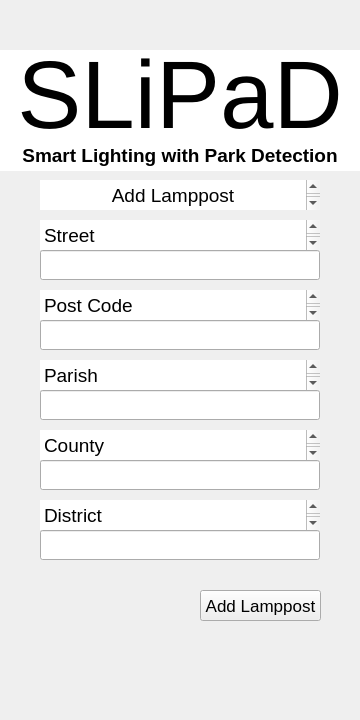
ESRGgroup9/slipad, file remoteSystem/app/slipad/addLamp.ui: the form before one commit.
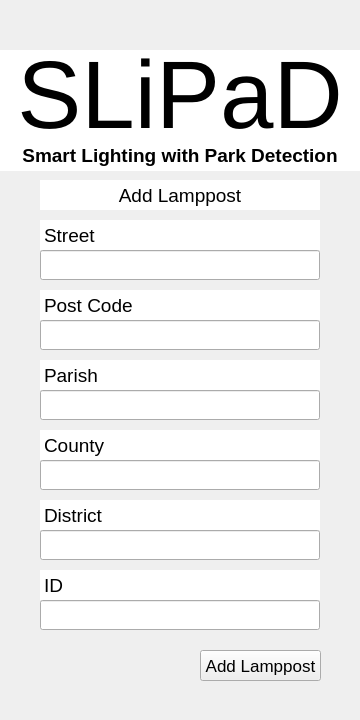
The form after the commit. Icons and pictures are not drawn.

What changed in the file:
```diff
--- a/remoteSystem/app/slipad/addLamp.ui
+++ b/remoteSystem/app/slipad/addLamp.ui
@@ -1812,6 +1812,9 @@
     <property name="frameShape">
      <enum>QFrame::NoFrame</enum>
     </property>
+    <property name="verticalScrollBarPolicy">
+     <enum>Qt::ScrollBarAlwaysOff</enum>
+    </property>
     <property name="html">
      <string>&lt;!DOCTYPE HTML PUBLIC &quot;-//W3C//DTD HTML 4.0//EN&quot; &quot;http://www.w3.org/TR/REC-html40/strict.dtd&quot;&gt;
 &lt;html&gt;&lt;head&gt;&lt;meta name=&quot;qrichtext&quot; content=&quot;1&quot; /&gt;&lt;meta charset=&quot;utf-8&quot; /&gt;&lt;style type=&quot;text/css&quot;&gt;
@@ -2418,6 +2421,9 @@
     <property name="frameShape">
      <enum>QFrame::NoFrame</enum>
     </property>
+    <property name="verticalScrollBarPolicy">
+     <enum>Qt::ScrollBarAlwaysOff</enum>
+    </property>
     <property name="html">
      <string>&lt;!DOCTYPE HTML PUBLIC &quot;-//W3C//DTD HTML 4.0//EN&quot; &quot;http://www.w3.org/TR/REC-html40/strict.dtd&quot;&gt;
 &lt;html&gt;&lt;head&gt;&lt;meta name=&quot;qrichtext&quot; content=&quot;1&quot; /&gt;&lt;meta charset=&quot;utf-8&quot; /&gt;&lt;style type=&quot;text/css&quot;&gt;
@@ -2469,7 +2475,7 @@
     <property name="geometry">
      <rect>
       <x>200</x>
-      <y>590</y>
+      <y>650</y>
       <width>121</width>
       <height>31</height>
      </rect>
@@ -3704,6 +3710,9 @@
     <property name="frameShape">
      <enum>QFrame::NoFrame</enum>
     </property>
+    <property name="verticalScrollBarPolicy">
+     <enum>Qt::ScrollBarAlwaysOff</enum>
+    </property>
     <property name="html">
      <string>&lt;!DOCTYPE HTML PUBLIC &quot;-//W3C//DTD HTML 4.0//EN&quot; &quot;http://www.w3.org/TR/REC-html40/strict.dtd&quot;&gt;
 &lt;html&gt;&lt;head&gt;&lt;meta name=&quot;qrichtext&quot; content=&quot;1&quot; /&gt;&lt;meta charset=&quot;utf-8&quot; /&gt;&lt;style type=&quot;text/css&quot;&gt;
@@ -4310,6 +4319,9 @@
     <property name="frameShape">
      <enum>QFrame::NoFrame</enum>
     </property>
+    <property name="verticalScrollBarPolicy">
+     <enum>Qt::ScrollBarAlwaysOff</enum>
+    </property>
     <property name="html">
      <string>&lt;!DOCTYPE HTML PUBLIC &quot;-//W3C//DTD HTML 4.0//EN&quot; &quot;http://www.w3.org/TR/REC-html40/strict.dtd&quot;&gt;
 &lt;html&gt;&lt;head&gt;&lt;meta name=&quot;qrichtext&quot; content=&quot;1&quot; /&gt;&lt;meta charset=&quot;utf-8&quot; /&gt;&lt;style type=&quot;text/css&quot;&gt;
@@ -4952,6 +4964,9 @@
     <property name="frameShape">
      <enum>QFrame::NoFrame</enum>
     </property>
+    <property name="verticalScrollBarPolicy">
+     <enum>Qt::ScrollBarAlwaysOff</enum>
+    </property>
     <property name="html">
      <string>&lt;!DOCTYPE HTML PUBLIC &quot;-//W3C//DTD HTML 4.0//EN&quot; &quot;http://www.w3.org/TR/REC-html40/strict.dtd&quot;&gt;
 &lt;html&gt;&lt;head&gt;&lt;meta name=&quot;qrichtext&quot; content=&quot;1&quot; /&gt;&lt;meta charset=&quot;utf-8&quot; /&gt;&lt;style type=&quot;text/css&quot;&gt;
@@ -5558,6 +5573,9 @@
     <property name="frameShape">
      <enum>QFrame::NoFrame</enum>
     </property>
+    <property name="verticalScrollBarPolicy">
+     <enum>Qt::ScrollBarAlwaysOff</enum>
+    </property>
     <property name="html">
      <string>&lt;!DOCTYPE HTML PUBLIC &quot;-//W3C//DTD HTML 4.0//EN&quot; &quot;http://www.w3.org/TR/REC-html40/strict.dtd&quot;&gt;
 &lt;html&gt;&lt;head&gt;&lt;meta name=&quot;qrichtext&quot; content=&quot;1&quot; /&gt;&lt;meta charset=&quot;utf-8&quot; /&gt;&lt;style type=&quot;text/css&quot;&gt;
@@ -5569,6 +5587,633 @@
      <set>Qt::LinksAccessibleByKeyboard|Qt::LinksAccessibleByMouse</set>
     </property>
    </widget>
+   <widget class="QTextBrowser" name="id_txt">
+    <property name="geometry">
+     <rect>
+      <x>40</x>
+      <y>570</y>
+      <width>280</width>
+      <height>30</height>
+     </rect>
+    </property>
+    <property name="palette">
+     <palette>
+      <active>
+       <colorrole role="WindowText">
+        <brush brushstyle="SolidPattern">
+         <color alpha="255">
+          <red>0</red>
+          <green>0</green>
+          <blue>0</blue>
+         </color>
+        </brush>
+       </colorrole>
+       <colorrole role="Button">
+        <brush brushstyle="SolidPattern">
+         <color alpha="255">
+          <red>239</red>
+          <green>239</green>
+          <blue>239</blue>
+         </color>
+        </brush>
+       </colorrole>
+       <colorrole role="Light">
+        <brush brushstyle="SolidPattern">
+         <color alpha="255">
+          <red>255</red>
+          <green>255</green>
+          <blue>255</blue>
+         </color>
+        </brush>
+       </colorrole>
+       <colorrole role="Midlight">
+        <brush brushstyle="SolidPattern">
+         <color alpha="255">
+          <red>202</red>
+          <green>202</green>
+          <blue>202</blue>
+         </color>
+        </brush>
+       </colorrole>
+       <colorrole role="Dark">
+        <brush brushstyle="SolidPattern">
+         <color alpha="255">
+          <red>159</red>
+          <green>159</green>
+          <blue>159</blue>
+         </color>
+        </brush>
+       </colorrole>
+       <colorrole role="Mid">
+        <brush brushstyle="SolidPattern">
+         <color alpha="255">
+          <red>184</red>
+          <green>184</green>
+          <blue>184</blue>
+         </color>
+        </brush>
+       </colorrole>
+       <colorrole role="Text">
+        <brush brushstyle="SolidPattern">
+         <color alpha="255">
+          <red>0</red>
+          <green>0</green>
+          <blue>0</blue>
+         </color>
+        </brush>
+       </colorrole>
+       <colorrole role="BrightText">
+        <brush brushstyle="SolidPattern">
+         <color alpha="255">
+          <red>255</red>
+          <green>255</green>
+          <blue>255</blue>
+         </color>
+        </brush>
+       </colorrole>
+       <colorrole role="ButtonText">
+        <brush brushstyle="SolidPattern">
+         <color alpha="255">
+          <red>0</red>
+          <green>0</green>
+          <blue>0</blue>
+         </color>
+        </brush>
+       </colorrole>
+       <colorrole role="Base">
+        <brush brushstyle="SolidPattern">
+         <color alpha="255">
+          <red>255</red>
+          <green>255</green>
+          <blue>255</blue>
+         </color>
+        </brush>
+       </colorrole>
+       <colorrole role="Window">
+        <brush brushstyle="SolidPattern">
+         <color alpha="255">
+          <red>255</red>
+          <green>255</green>
+          <blue>255</blue>
+         </color>
+        </brush>
+       </colorrole>
+       <colorrole role="Shadow">
+        <brush brushstyle="SolidPattern">
+         <color alpha="255">
+          <red>118</red>
+          <green>118</green>
+          <blue>118</blue>
+         </color>
+        </brush>
+       </colorrole>
+       <colorrole role="Highlight">
+        <brush brushstyle="SolidPattern">
+         <color alpha="255">
+          <red>48</red>
+          <green>140</green>
+          <blue>198</blue>
+         </color>
+        </brush>
+       </colorrole>
+       <colorrole role="HighlightedText">
+        <brush brushstyle="SolidPattern">
+         <color alpha="255">
+          <red>255</red>
+          <green>255</green>
+          <blue>255</blue>
+         </color>
+        </brush>
+       </colorrole>
+       <colorrole role="Link">
+        <brush brushstyle="SolidPattern">
+         <color alpha="255">
+          <red>0</red>
+          <green>0</green>
+          <blue>255</blue>
+         </color>
+        </brush>
+       </colorrole>
+       <colorrole role="LinkVisited">
+        <brush brushstyle="SolidPattern">
+         <color alpha="255">
+          <red>255</red>
+          <green>0</green>
+          <blue>255</blue>
+         </color>
+        </brush>
+       </colorrole>
+       <colorrole role="AlternateBase">
+        <brush brushstyle="SolidPattern">
+         <color alpha="255">
+          <red>247</red>
+          <green>247</green>
+          <blue>247</blue>
+         </color>
+        </brush>
+       </colorrole>
+       <colorrole role="NoRole">
+        <brush brushstyle="NoBrush">
+         <color alpha="255">
+          <red>0</red>
+          <green>0</green>
+          <blue>0</blue>
+         </color>
+        </brush>
+       </colorrole>
+       <colorrole role="ToolTipBase">
+        <brush brushstyle="SolidPattern">
+         <color alpha="255">
+          <red>255</red>
+          <green>255</green>
+          <blue>220</blue>
+         </color>
+        </brush>
+       </colorrole>
+       <colorrole role="ToolTipText">
+        <brush brushstyle="SolidPattern">
+         <color alpha="255">
+          <red>0</red>
+          <green>0</green>
+          <blue>0</blue>
+         </color>
+        </brush>
+       </colorrole>
+       <colorrole role="PlaceholderText">
+        <brush brushstyle="SolidPattern">
+         <color alpha="128">
+          <red>0</red>
+          <green>0</green>
+          <blue>0</blue>
+         </color>
+        </brush>
+       </colorrole>
+      </active>
+      <inactive>
+       <colorrole role="WindowText">
+        <brush brushstyle="SolidPattern">
+         <color alpha="255">
+          <red>0</red>
+          <green>0</green>
+          <blue>0</blue>
+         </color>
+        </brush>
+       </colorrole>
+       <colorrole role="Button">
+        <brush brushstyle="SolidPattern">
+         <color alpha="255">
+          <red>239</red>
+          <green>239</green>
+          <blue>239</blue>
+         </color>
+        </brush>
+       </colorrole>
+       <colorrole role="Light">
+        <brush brushstyle="SolidPattern">
+         <color alpha="255">
+          <red>255</red>
+          <green>255</green>
+          <blue>255</blue>
+         </color>
+        </brush>
+       </colorrole>
+       <colorrole role="Midlight">
+        <brush brushstyle="SolidPattern">
+         <color alpha="255">
+          <red>202</red>
+          <green>202</green>
+          <blue>202</blue>
+         </color>
+        </brush>
+       </colorrole>
+       <colorrole role="Dark">
+        <brush brushstyle="SolidPattern">
+         <color alpha="255">
+          <red>159</red>
+          <green>159</green>
+          <blue>159</blue>
+         </color>
+        </brush>
+       </colorrole>
+       <colorrole role="Mid">
+        <brush brushstyle="SolidPattern">
+         <color alpha="255">
+          <red>184</red>
+          <green>184</green>
+          <blue>184</blue>
+         </color>
+        </brush>
+       </colorrole>
+       <colorrole role="Text">
+        <brush brushstyle="SolidPattern">
+         <color alpha="255">
+          <red>0</red>
+          <green>0</green>
+          <blue>0</blue>
+         </color>
+        </brush>
+       </colorrole>
+       <colorrole role="BrightText">
+        <brush brushstyle="SolidPattern">
+         <color alpha="255">
+          <red>255</red>
+          <green>255</green>
+          <blue>255</blue>
+         </color>
+        </brush>
+       </colorrole>
+       <colorrole role="ButtonText">
+        <brush brushstyle="SolidPattern">
+         <color alpha="255">
+          <red>0</red>
+          <green>0</green>
+          <blue>0</blue>
+         </color>
+        </brush>
+       </colorrole>
+       <colorrole role="Base">
+        <brush brushstyle="SolidPattern">
+         <color alpha="255">
+          <red>255</red>
+          <green>255</green>
+          <blue>255</blue>
+         </color>
+        </brush>
+       </colorrole>
+       <colorrole role="Window">
+        <brush brushstyle="SolidPattern">
+         <color alpha="255">
+          <red>239</red>
+          <green>239</green>
+          <blue>239</blue>
+         </color>
+        </brush>
+       </colorrole>
+       <colorrole role="Shadow">
+        <brush brushstyle="SolidPattern">
+         <color alpha="255">
+          <red>118</red>
+          <green>118</green>
+          <blue>118</blue>
+         </color>
+        </brush>
+       </colorrole>
+       <colorrole role="Highlight">
+        <brush brushstyle="SolidPattern">
+         <color alpha="255">
+          <red>48</red>
+          <green>140</green>
+          <blue>198</blue>
+         </color>
+        </brush>
+       </colorrole>
+       <colorrole role="HighlightedText">
+        <brush brushstyle="SolidPattern">
+         <color alpha="255">
+          <red>255</red>
+          <green>255</green>
+          <blue>255</blue>
+         </color>
+        </brush>
+       </colorrole>
+       <colorrole role="Link">
+        <brush brushstyle="SolidPattern">
+         <color alpha="255">
+          <red>0</red>
+          <green>0</green>
+          <blue>255</blue>
+         </color>
+        </brush>
+       </colorrole>
+       <colorrole role="LinkVisited">
+        <brush brushstyle="SolidPattern">
+         <color alpha="255">
+          <red>255</red>
+          <green>0</green>
+          <blue>255</blue>
+         </color>
+        </brush>
+       </colorrole>
+       <colorrole role="AlternateBase">
+        <brush brushstyle="SolidPattern">
+         <color alpha="255">
+          <red>247</red>
+          <green>247</green>
+          <blue>247</blue>
+         </color>
+        </brush>
+       </colorrole>
+       <colorrole role="NoRole">
+        <brush brushstyle="NoBrush">
+         <color alpha="255">
+          <red>0</red>
+          <green>0</green>
+          <blue>0</blue>
+         </color>
+        </brush>
+       </colorrole>
+       <colorrole role="ToolTipBase">
+        <brush brushstyle="SolidPattern">
+         <color alpha="255">
+          <red>255</red>
+          <green>255</green>
+          <blue>220</blue>
+         </color>
+        </brush>
+       </colorrole>
+       <colorrole role="ToolTipText">
+        <brush brushstyle="SolidPattern">
+         <color alpha="255">
+          <red>0</red>
+          <green>0</green>
+          <blue>0</blue>
+         </color>
+        </brush>
+       </colorrole>
+       <colorrole role="PlaceholderText">
+        <brush brushstyle="SolidPattern">
+         <color alpha="128">
+          <red>0</red>
+          <green>0</green>
+          <blue>0</blue>
+         </color>
+        </brush>
+       </colorrole>
+      </inactive>
+      <disabled>
+       <colorrole role="WindowText">
+        <brush brushstyle="SolidPattern">
+         <color alpha="255">
+          <red>190</red>
+          <green>190</green>
+          <blue>190</blue>
+         </color>
+        </brush>
+       </colorrole>
+       <colorrole role="Button">
+        <brush brushstyle="SolidPattern">
+         <color alpha="255">
+          <red>239</red>
+          <green>239</green>
+          <blue>239</blue>
+         </color>
+        </brush>
+       </colorrole>
+       <colorrole role="Light">
+        <brush brushstyle="SolidPattern">
+         <color alpha="255">
+          <red>255</red>
+          <green>255</green>
+          <blue>255</blue>
+         </color>
+        </brush>
+       </colorrole>
+       <colorrole role="Midlight">
+        <brush brushstyle="SolidPattern">
+         <color alpha="255">
+          <red>202</red>
+          <green>202</green>
+          <blue>202</blue>
+         </color>
+        </brush>
+       </colorrole>
+       <colorrole role="Dark">
+        <brush brushstyle="SolidPattern">
+         <color alpha="255">
+          <red>190</red>
+          <green>190</green>
+          <blue>190</blue>
+         </color>
+        </brush>
+       </colorrole>
+       <colorrole role="Mid">
+        <brush brushstyle="SolidPattern">
+         <color alpha="255">
+          <red>184</red>
+          <green>184</green>
+          <blue>184</blue>
+         </color>
+        </brush>
+       </colorrole>
+       <colorrole role="Text">
+        <brush brushstyle="SolidPattern">
+         <color alpha="255">
+          <red>190</red>
+          <green>190</green>
+          <blue>190</blue>
+         </color>
+        </brush>
+       </colorrole>
+       <colorrole role="BrightText">
+        <brush brushstyle="SolidPattern">
+         <color alpha="255">
+          <red>255</red>
+          <green>255</green>
+          <blue>255</blue>
+         </color>
+        </brush>
+       </colorrole>
+       <colorrole role="ButtonText">
+        <brush brushstyle="SolidPattern">
+         <color alpha="255">
+          <red>190</red>
+          <green>190</green>
+          <blue>190</blue>
+         </color>
+        </brush>
+       </colorrole>
+       <colorrole role="Base">
+        <brush brushstyle="SolidPattern">
+         <color alpha="255">
+          <red>239</red>
+          <green>239</green>
+          <blue>239</blue>
+         </color>
+        </brush>
+       </colorrole>
+       <colorrole role="Window">
+        <brush brushstyle="SolidPattern">
+         <color alpha="255">
+          <red>255</red>
+          <green>255</green>
+          <blue>255</blue>
+         </color>
+        </brush>
+       </colorrole>
+       <colorrole role="Shadow">
+        <brush brushstyle="SolidPattern">
+         <color alpha="255">
+          <red>177</red>
+          <green>177</green>
+          <blue>177</blue>
+         </color>
+        </brush>
+       </colorrole>
+       <colorrole role="Highlight">
+        <brush brushstyle="SolidPattern">
+         <color alpha="255">
+          <red>145</red>
+          <green>145</green>
+          <blue>145</blue>
+         </color>
+        </brush>
+       </colorrole>
+       <colorrole role="HighlightedText">
+        <brush brushstyle="SolidPattern">
+         <color alpha="255">
+          <red>255</red>
+          <green>255</green>
+          <blue>255</blue>
+         </color>
+        </brush>
+       </colorrole>
+       <colorrole role="Link">
+        <brush brushstyle="SolidPattern">
+         <color alpha="255">
+          <red>0</red>
+          <green>0</green>
+          <blue>255</blue>
+         </color>
+        </brush>
+       </colorrole>
+       <colorrole role="LinkVisited">
+        <brush brushstyle="SolidPattern">
+         <color alpha="255">
+          <red>255</red>
+          <green>0</green>
+          <blue>255</blue>
+         </color>
+        </brush>
+       </colorrole>
+       <colorrole role="AlternateBase">
+        <brush brushstyle="SolidPattern">
+         <color alpha="255">
+          <red>247</red>
+          <green>247</green>
+          <blue>247</blue>
+         </color>
+        </brush>
+       </colorrole>
+       <colorrole role="NoRole">
+        <brush brushstyle="NoBrush">
+         <color alpha="255">
+          <red>0</red>
+          <green>0</green>
+          <blue>0</blue>
+         </color>
+        </brush>
+       </colorrole>
+       <colorrole role="ToolTipBase">
+        <brush brushstyle="SolidPattern">
+         <color alpha="255">
+          <red>255</red>
+          <green>255</green>
+          <blue>220</blue>
+         </color>
+        </brush>
+       </colorrole>
+       <colorrole role="ToolTipText">
+        <brush brushstyle="SolidPattern">
+         <color alpha="255">
+          <red>0</red>
+          <green>0</green>
+          <blue>0</blue>
+         </color>
+        </brush>
+       </colorrole>
+       <colorrole role="PlaceholderText">
+        <brush brushstyle="SolidPattern">
+         <color alpha="128">
+          <red>0</red>
+          <green>0</green>
+          <blue>0</blue>
+         </color>
+        </brush>
+       </colorrole>
+      </disabled>
+     </palette>
+    </property>
+    <property name="mouseTracking">
+     <bool>false</bool>
+    </property>
+    <property name="accessibleName">
+     <string/>
+    </property>
+    <property name="frameShape">
+     <enum>QFrame::NoFrame</enum>
+    </property>
+    <property name="verticalScrollBarPolicy">
+     <enum>Qt::ScrollBarAlwaysOff</enum>
+    </property>
+    <property name="html">
+     <string>&lt;!DOCTYPE HTML PUBLIC &quot;-//W3C//DTD HTML 4.0//EN&quot; &quot;http://www.w3.org/TR/REC-html40/strict.dtd&quot;&gt;
+&lt;html&gt;&lt;head&gt;&lt;meta name=&quot;qrichtext&quot; content=&quot;1&quot; /&gt;&lt;meta charset=&quot;utf-8&quot; /&gt;&lt;style type=&quot;text/css&quot;&gt;
+p, li { white-space: pre-wrap; }
+&lt;/style&gt;&lt;/head&gt;&lt;body style=&quot; font-family:'Ubuntu'; font-size:11pt; font-weight:400; font-style:normal;&quot;&gt;
+&lt;p style=&quot; margin-top:0px; margin-bottom:0px; margin-left:0px; margin-right:0px; -qt-block-indent:0; text-indent:0px;&quot;&gt;&lt;span style=&quot; font-size:14pt;&quot;&gt;ID&lt;/span&gt;&lt;/p&gt;&lt;/body&gt;&lt;/html&gt;</string>
+    </property>
+    <property name="textInteractionFlags">
+     <set>Qt::LinksAccessibleByKeyboard|Qt::LinksAccessibleByMouse</set>
+    </property>
+   </widget>
+   <widget class="QLineEdit" name="id">
+    <property name="geometry">
+     <rect>
+      <x>40</x>
+      <y>600</y>
+      <width>280</width>
+      <height>30</height>
+     </rect>
+    </property>
+    <property name="font">
+     <font>
+      <pointsize>13</pointsize>
+     </font>
+    </property>
+    <property name="echoMode">
+     <enum>QLineEdit::Normal</enum>
+    </property>
+   </widget>
   </widget>
  </widget>
  <resources>
```
Left out of the diff: 11 changed lines with no effect on the pictures.
